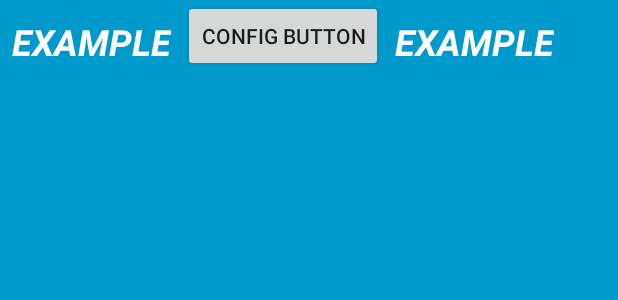
After one commit to kangsoo/android_cookbook, an Android app: the layout widget_activity.xml on its own in the app's theme, with its tools: preview values and no code run, on a phone screen of 412 x 824 dp. The commit adds this screen. Shown: the top 300 px of the screen. Run offline under Robolectric (Android 15) with nearby library versions, the phone set to English and light mode, and no system bars.

Commit message:
Add OpenGL

```diff
--- a/app/src/main/java/com/kangsoo/myapplication/ListViewSample.java
+++ b/app/src/main/java/com/kangsoo/myapplication/ListViewSample.java
@@ -32,7 +32,9 @@ public class ListViewSample extends Activity {
                 "CameraActivity", "GFXSurfaceView", "SoundStuff",
                 "SlidingActivity", "TabsActivity", "SimpleBrowserActivity",
                 "FlipperActivity", "SharedPrefActivity", "InternalDataFileStream",
-                "SensorActivity", "HttpActivity", "WeatherActivity"};
+                "SensorActivity", "HttpActivity", "WeatherActivity",
+                "GLExample"
+        };
 
         //this is connect text and listview Item
         //ListAdapter myAdapter = new ArrayAdapter<String>(this, android.R.layout.simple_list_item_1, foods);
--- /dev/null
+++ b/app/src/main/res/layout/widget_activity.xml
@@ -0,0 +1,26 @@
+<LinearLayout xmlns:android="http://schemas.android.com/apk/res/android"
+    android:layout_width="match_parent" android:layout_height="match_parent"
+    android:padding="@dimen/widget_margin" android:background="#09C">
+
+    <TextView android:id="@+id/tvWidgetResult" android:layout_width="wrap_content"
+        android:layout_height="wrap_content" android:layout_centerHorizontal="true"
+        android:layout_centerVertical="true" android:text="@string/appwidget_text"
+        android:textColor="#ffffff" android:textSize="24sp" android:textStyle="bold|italic"
+        android:layout_margin="8dp" android:contentDescription="@string/appwidget_text"
+        android:background="#09C" />
+
+    <Button
+        android:layout_width="wrap_content"
+        android:layout_height="wrap_content"
+        android:text="Config Button"
+        android:id="@+id/btnWidge" />
+
+    <TextView android:id="@+id/tvTextViewDisplay" android:layout_width="wrap_content"
+        android:layout_height="wrap_content" android:layout_centerHorizontal="true"
+        android:layout_centerVertical="true" android:text="@string/appwidget_text"
+        android:textColor="#ffffff" android:textSize="24sp" android:textStyle="bold|italic"
+        android:layout_margin="8dp" android:contentDescription="@string/appwidget_text"
+        android:background="#09C" />
+
+
+</LinearLayout>
--- a/app/src/main/res/values/dimens.xml
+++ b/app/src/main/res/values/dimens.xml
@@ -2,4 +2,10 @@
     <!-- Default screen margins, per the Android Design guidelines. -->
     <dimen name="activity_horizontal_margin">16dp</dimen>
     <dimen name="activity_vertical_margin">16dp</dimen>
+
+    <!--
+Refer to App Widget Documentation for margin information
+http://developer.android.com/guide/topics/appwidgets/index.html#CreatingLayout
+    -->
+    <dimen name="widget_margin">8dp</dimen>
 </resources>
--- a/app/src/main/res/values/strings.xml
+++ b/app/src/main/res/values/strings.xml
@@ -32,4 +32,7 @@
     <string name="도시명">titile_cicy</string>
     <string name="title_weather_city">도시명</string>
     <string name="title_weather_state">시/도 명</string>
+    <string name="appwidget_text">EXAMPLE</string>
+    <string name="add_widget">Add widget</string>
+    <string name="title_activity_GLExample">그림을 그려보자</string>
 </resources>
```
Also changed, not shown: app/src/main/AndroidManifest.xml (+14 -0 lines), app/src/main/java/com/kangsoo/myapplication/GLExample.java (added, +27 -0 lines), app/src/main/java/com/kangsoo/myapplication/GLRendererEx.java (added, +55 -0 lines), app/src/main/java/com/kangsoo/myapplication/GLTriangleEx.java (added, +50 -0 lines), app/src/main/java/com/kangsoo/myapplication/WidgetActivity.java (added, +44 -0 lines), app/src/main/res/values-v14/dimens.xml (added, +10 -0 lines), app/src/main/res/xml/widget_activity_info.xml (added, +7 -0 lines), app/src/main/res/drawable-nodpi/example_appwidget_preview.png (added).
